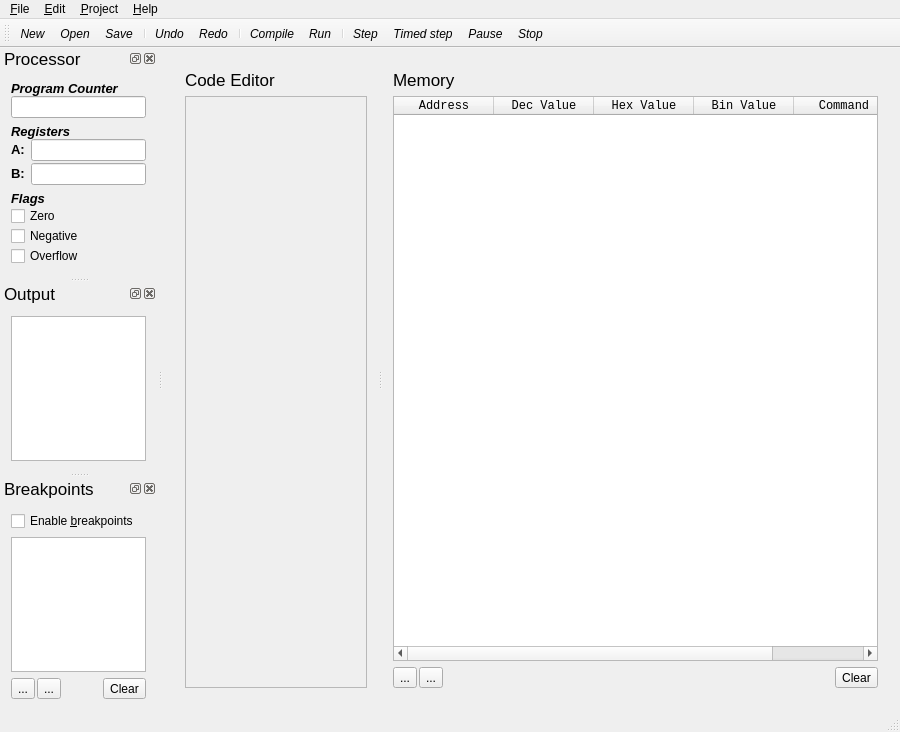
First picture: the form in src/mainwindow.ui, repository synio-wesley/qpasm, before the edit.
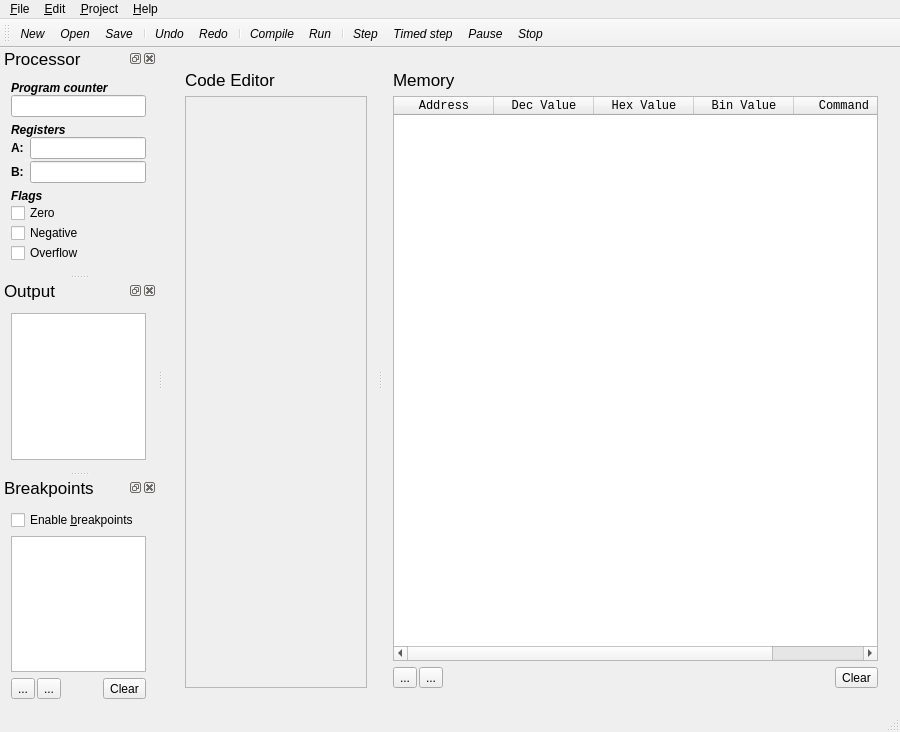
Second picture: the form after the edit. Icons and pictures are not drawn. Custom widgets are drawn as their Qt base class.

Diff of the .ui file:
```diff
--- a/src/mainwindow.ui
+++ b/src/mainwindow.ui
@@ -286,12 +286,12 @@
        </property>
        <item>
         <widget class="QLabel" name="label_6">
+         <property name="styleSheet">
+          <string notr="true">font-weight: bold;
+font-style: italic;</string>
+         </property>
          <property name="text">
-          <string>&lt;!DOCTYPE HTML PUBLIC &quot;-//W3C//DTD HTML 4.0//EN&quot; &quot;http://www.w3.org/TR/REC-html40/strict.dtd&quot;&gt;
-&lt;html&gt;&lt;head&gt;&lt;meta name=&quot;qrichtext&quot; content=&quot;1&quot; /&gt;&lt;style type=&quot;text/css&quot;&gt;
-p, li { white-space: pre-wrap; }
-&lt;/style&gt;&lt;/head&gt;&lt;body style=&quot; font-family:'Sans'; font-size:10pt; font-weight:400; font-style:normal;&quot;&gt;
-&lt;p style=&quot; margin-top:0px; margin-bottom:0px; margin-left:0px; margin-right:0px; -qt-block-indent:0; text-indent:0px;&quot;&gt;&lt;span style=&quot; font-weight:600; font-style:italic;&quot;&gt;Program Counter&lt;/span&gt;&lt;/p&gt;&lt;/body&gt;&lt;/html&gt;</string>
+          <string>Program counter</string>
          </property>
         </widget>
        </item>
@@ -317,12 +317,12 @@
        </property>
        <item>
         <widget class="QLabel" name="label_7">
+         <property name="styleSheet">
+          <string notr="true">font-weight: bold;
+font-style: italic;</string>
+         </property>
          <property name="text">
-          <string>&lt;!DOCTYPE HTML PUBLIC &quot;-//W3C//DTD HTML 4.0//EN&quot; &quot;http://www.w3.org/TR/REC-html40/strict.dtd&quot;&gt;
-&lt;html&gt;&lt;head&gt;&lt;meta name=&quot;qrichtext&quot; content=&quot;1&quot; /&gt;&lt;style type=&quot;text/css&quot;&gt;
-p, li { white-space: pre-wrap; }
-&lt;/style&gt;&lt;/head&gt;&lt;body style=&quot; font-family:'Sans'; font-size:10pt; font-weight:400; font-style:normal;&quot;&gt;
-&lt;p style=&quot; margin-top:0px; margin-bottom:0px; margin-left:0px; margin-right:0px; -qt-block-indent:0; text-indent:0px;&quot;&gt;&lt;span style=&quot; font-weight:600; font-style:italic;&quot;&gt;Registers&lt;/span&gt;&lt;/p&gt;&lt;/body&gt;&lt;/html&gt;</string>
+          <string>Registers</string>
          </property>
         </widget>
        </item>
@@ -336,12 +336,11 @@
          </property>
          <item row="0" column="0">
           <widget class="QLabel" name="label_8">
+           <property name="styleSheet">
+            <string notr="true">font-weight: bold;</string>
+           </property>
            <property name="text">
-            <string>&lt;!DOCTYPE HTML PUBLIC &quot;-//W3C//DTD HTML 4.0//EN&quot; &quot;http://www.w3.org/TR/REC-html40/strict.dtd&quot;&gt;
-&lt;html&gt;&lt;head&gt;&lt;meta name=&quot;qrichtext&quot; content=&quot;1&quot; /&gt;&lt;style type=&quot;text/css&quot;&gt;
-p, li { white-space: pre-wrap; }
-&lt;/style&gt;&lt;/head&gt;&lt;body style=&quot; font-family:'Sans'; font-size:10pt; font-weight:400; font-style:normal;&quot;&gt;
-&lt;p style=&quot; margin-top:0px; margin-bottom:0px; margin-left:0px; margin-right:0px; -qt-block-indent:0; text-indent:0px;&quot;&gt;&lt;span style=&quot; font-weight:600;&quot;&gt;A:&lt;/span&gt;&lt;/p&gt;&lt;/body&gt;&lt;/html&gt;</string>
+            <string>A:</string>
            </property>
           </widget>
          </item>
@@ -360,12 +359,11 @@
          </item>
          <item row="1" column="0">
           <widget class="QLabel" name="label_9">
+           <property name="styleSheet">
+            <string notr="true">font-weight: bold;</string>
+           </property>
            <property name="text">
-            <string>&lt;!DOCTYPE HTML PUBLIC &quot;-//W3C//DTD HTML 4.0//EN&quot; &quot;http://www.w3.org/TR/REC-html40/strict.dtd&quot;&gt;
-&lt;html&gt;&lt;head&gt;&lt;meta name=&quot;qrichtext&quot; content=&quot;1&quot; /&gt;&lt;style type=&quot;text/css&quot;&gt;
-p, li { white-space: pre-wrap; }
-&lt;/style&gt;&lt;/head&gt;&lt;body style=&quot; font-family:'Sans'; font-size:10pt; font-weight:400; font-style:normal;&quot;&gt;
-&lt;p style=&quot; margin-top:0px; margin-bottom:0px; margin-left:0px; margin-right:0px; -qt-block-indent:0; text-indent:0px;&quot;&gt;&lt;span style=&quot; font-weight:600;&quot;&gt;B:&lt;/span&gt;&lt;/p&gt;&lt;/body&gt;&lt;/html&gt;</string>
+            <string>B:</string>
            </property>
           </widget>
          </item>
@@ -393,12 +391,12 @@
        </property>
        <item>
         <widget class="QLabel" name="label_10">
+         <property name="styleSheet">
+          <string notr="true">font-weight: bold;
+font-style: italic;</string>
+         </property>
          <property name="text">
-          <string>&lt;!DOCTYPE HTML PUBLIC &quot;-//W3C//DTD HTML 4.0//EN&quot; &quot;http://www.w3.org/TR/REC-html40/strict.dtd&quot;&gt;
-&lt;html&gt;&lt;head&gt;&lt;meta name=&quot;qrichtext&quot; content=&quot;1&quot; /&gt;&lt;style type=&quot;text/css&quot;&gt;
-p, li { white-space: pre-wrap; }
-&lt;/style&gt;&lt;/head&gt;&lt;body style=&quot; font-family:'Sans'; font-size:10pt; font-weight:400; font-style:normal;&quot;&gt;
-&lt;p style=&quot; margin-top:0px; margin-bottom:0px; margin-left:0px; margin-right:0px; -qt-block-indent:0; text-indent:0px;&quot;&gt;&lt;span style=&quot; font-weight:600; font-style:italic;&quot;&gt;Flags&lt;/span&gt;&lt;/p&gt;&lt;/body&gt;&lt;/html&gt;</string>
+          <string>Flags</string>
          </property>
         </widget>
        </item>
```
